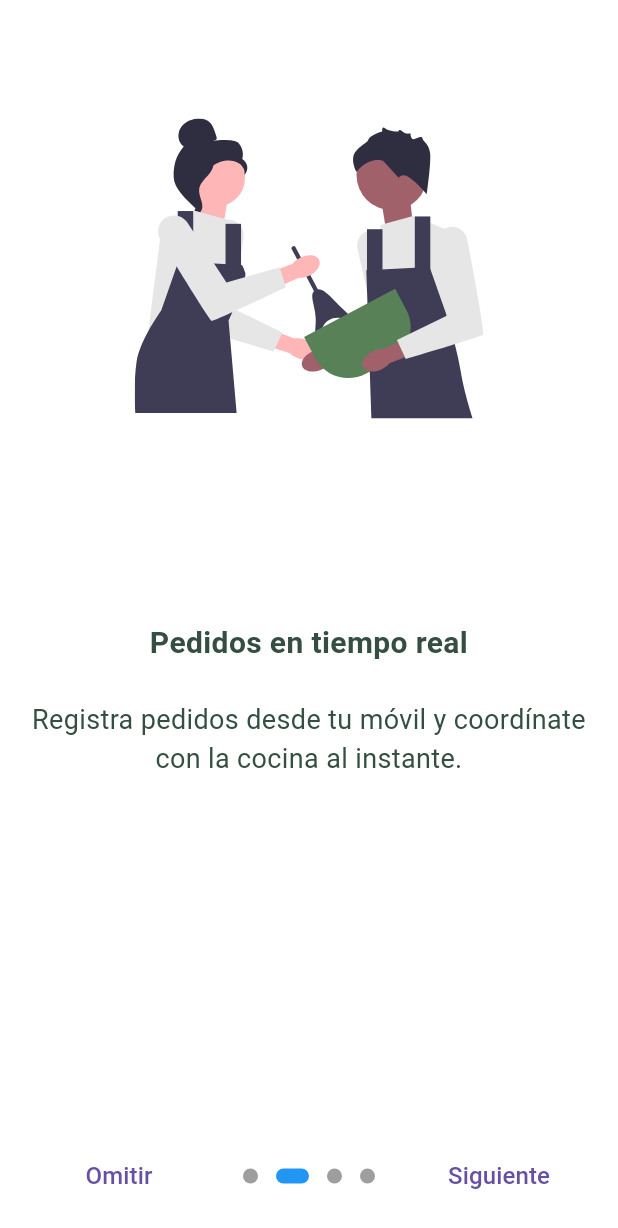
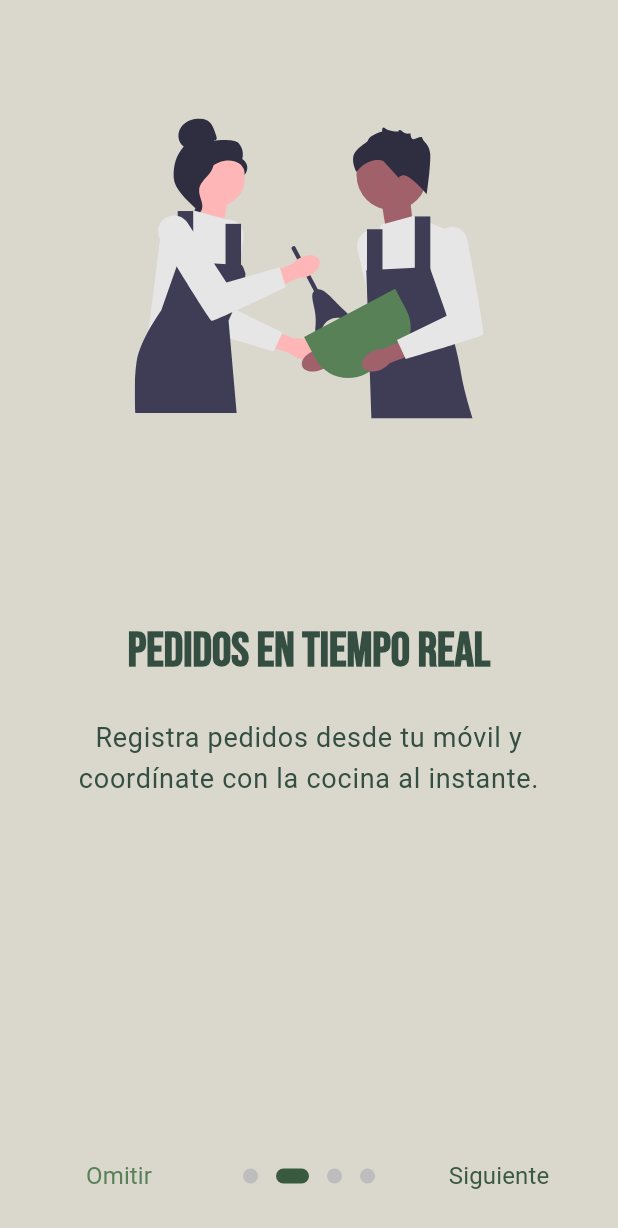
Before and after one commit to AbelMoroEducaMadrid/gastrohub-app, a Flutter app: the screen it shows after launch, swiped to page 2, on a phone screen of 412 x 824 dp. Shown: the top 1228 px of the screen. Run offline on Flutter 3.47's test engine with Material 3 defaults, Android fonts, the phone set to English and light mode, and no system bars; drawn by our look-alikes of introduction_screen; our stand-ins replace flutter_riverpod, flutter_svg.

Commit message:
Consistencia para el tema de la app

```diff
--- a/frontend/lib/main.dart
+++ b/frontend/lib/main.dart
@@ -1,7 +1,7 @@
 import 'package:flutter/material.dart';
 import 'package:flutter_riverpod/flutter_riverpod.dart';
 import 'package:gastrohub_app/src/screens/login_screen.dart';
-import 'package:gastrohub_app/src/core/theme/app_theme.dart';
+import 'package:gastrohub_app/src/core/themes/app_theme.dart';
 import 'package:gastrohub_app/src/screens/onboarding_screen.dart';
 
 void main() {
--- a/frontend/lib/src/core/theme/app_theme.dart
+++ /dev/null
@@ -1,38 +0,0 @@
-import 'package:flutter/material.dart';
-
-class AppTheme {
-  static const Color primaryColor = Color.fromARGB(255, 58, 90, 64);
-  static const Color secondaryColor = Color.fromARGB(255, 88, 129, 87);
-  static const Color backgroundColor = Color.fromARGB(255, 218, 215, 205);
-  static const Color textColor = Color.fromARGB(255, 52, 78, 65);
-
-  static ThemeData get lightTheme {
-    return ThemeData(
-      primaryColor: primaryColor,
-      scaffoldBackgroundColor: backgroundColor,
-      textTheme: const TextTheme(
-        bodyMedium: TextStyle(color: textColor),
-      ),
-      elevatedButtonTheme: ElevatedButtonThemeData(
-        style: ElevatedButton.styleFrom(
-          backgroundColor: primaryColor,
-          foregroundColor: Colors.white,
-          shape: const RoundedRectangleBorder(
-            borderRadius: BorderRadius.zero,
-          ),
-          padding: const EdgeInsets.symmetric(vertical: 16, horizontal: 24),
-        ),
-      ),
-      inputDecorationTheme: InputDecorationTheme(
-        border: const OutlineInputBorder(),
-        enabledBorder: OutlineInputBorder(
-          borderSide: BorderSide(color: secondaryColor, width: 1.5),
-        ),
-        focusedBorder: OutlineInputBorder(
-          borderSide: BorderSide(color: primaryColor, width: 2.0),
-        ),
-        labelStyle: TextStyle(color: secondaryColor),
-      ),
-    );
-  }
-}
--- /dev/null
+++ b/frontend/lib/src/core/themes/app_theme.dart
@@ -0,0 +1,81 @@
+import 'package:flutter/material.dart';
+
+class AppTheme {
+  static const Color primaryColor = Color.fromARGB(255, 58, 90, 64);
+  static const Color secondaryColor = Color.fromARGB(255, 88, 129, 87);
+  static const Color backgroundColor = Color.fromARGB(255, 218, 215, 205);
+  static const Color textColor = Color.fromARGB(255, 52, 78, 65);
+  static const Color errorColor =
+      Color.fromARGB(255, 176, 0, 32); // Rojo oscuro, WCAG-compliant
+  static const Color successColor =
+      Color.fromARGB(255, 46, 125, 50); // Verde oscuro, WCAG-compliant
+
+  static ThemeData get lightTheme {
+    return ThemeData(
+      primaryColor: primaryColor,
+      scaffoldBackgroundColor: backgroundColor,
+      colorScheme: ColorScheme.light(
+        primary: primaryColor,
+        secondary: secondaryColor,
+        error: errorColor,
+        onPrimary: Colors.white,
+        onSecondary: Colors.white,
+        onError: Colors.white,
+      ),
+      textTheme: const TextTheme(
+        headlineLarge: TextStyle(
+          fontSize: 32, // Reducido para responsividad
+          fontWeight: FontWeight.bold,
+          color: textColor,
+          fontFamily: 'BebasNeue',
+        ),
+        bodyLarge: TextStyle(
+          fontSize: 18,
+          color: textColor,
+        ),
+        bodyMedium: TextStyle(
+          fontSize: 16,
+          color: textColor,
+        ),
+        labelLarge: TextStyle(
+          fontSize: 16,
+          fontWeight: FontWeight.bold,
+          color: textColor,
+        ),
+        labelMedium: TextStyle(
+          fontSize: 14,
+          color: textColor,
+        ),
+      ),
+      elevatedButtonTheme: ElevatedButtonThemeData(
+        style: ElevatedButton.styleFrom(
+          backgroundColor: primaryColor,
+          foregroundColor: Colors.white,
+          shape: const RoundedRectangleBorder(
+            borderRadius: BorderRadius.zero,
+          ),
+          padding: const EdgeInsets.symmetric(vertical: 16, horizontal: 24),
+          textStyle: const TextStyle(
+            fontSize: 16,
+            fontWeight: FontWeight.bold,
+          ),
+        ),
+      ),
+      inputDecorationTheme: InputDecorationTheme(
+        border: const OutlineInputBorder(),
+        enabledBorder: OutlineInputBorder(
+          borderSide: BorderSide(color: secondaryColor, width: 1.5),
+        ),
+        focusedBorder: OutlineInputBorder(
+          borderSide: BorderSide(color: primaryColor, width: 2.0),
+        ),
+        labelStyle: TextStyle(color: secondaryColor),
+      ),
+      dividerTheme: DividerThemeData(
+        color: secondaryColor.withOpacity(0.5), // Suave, contraste suficiente
+        thickness: 1,
+        space: 16,
+      ),
+    );
+  }
+}
--- /dev/null
+++ b/frontend/lib/src/core/themes/introduction_screen_theme.dart
@@ -0,0 +1,76 @@
+import 'package:flutter/material.dart';
+import 'package:introduction_screen/introduction_screen.dart';
+import 'package:gastrohub_app/src/core/themes/app_theme.dart';
+
+class IntroductionScreenTheme extends ThemeExtension<IntroductionScreenTheme> {
+  final TextStyle skipStyle;
+  final TextStyle nextStyle;
+  final TextStyle doneStyle;
+  final DotsDecorator dotsDecorator;
+
+  const IntroductionScreenTheme({
+    required this.skipStyle,
+    required this.nextStyle,
+    required this.doneStyle,
+    required this.dotsDecorator,
+  });
+
+  // Estilos por defecto usando AppTheme
+  factory IntroductionScreenTheme.defaultTheme() {
+    return IntroductionScreenTheme(
+      skipStyle: const TextStyle(
+        fontSize: 16,
+        color: AppTheme.secondaryColor,
+        fontWeight: FontWeight.normal,
+      ),
+      nextStyle: const TextStyle(
+        fontSize: 16,
+        color: AppTheme.primaryColor,
+        fontWeight: FontWeight.normal,
+      ),
+      doneStyle: const TextStyle(
+        fontSize: 16,
+        color: AppTheme.primaryColor,
+        fontWeight: FontWeight.bold,
+      ),
+      dotsDecorator: DotsDecorator(
+        size: const Size(10.0, 10.0),
+        color: Colors.grey.shade400,
+        activeColor: AppTheme.primaryColor,
+        activeSize: const Size(22.0, 10.0),
+        activeShape: const RoundedRectangleBorder(
+          borderRadius: BorderRadius.all(Radius.circular(25.0)),
+        ),
+      ),
+    );
+  }
+
+  @override
+  ThemeExtension<IntroductionScreenTheme> copyWith({
+    TextStyle? skipStyle,
+    TextStyle? nextStyle,
+    TextStyle? doneStyle,
+    DotsDecorator? dotsDecorator,
+  }) {
+    return IntroductionScreenTheme(
+      skipStyle: skipStyle ?? this.skipStyle,
+      nextStyle: nextStyle ?? this.nextStyle,
+      doneStyle: doneStyle ?? this.doneStyle,
+      dotsDecorator: dotsDecorator ?? this.dotsDecorator,
+    );
+  }
+
+  @override
+  ThemeExtension<IntroductionScreenTheme> lerp(
+      ThemeExtension<IntroductionScreenTheme>? other, double t) {
+    if (other is! IntroductionScreenTheme) {
+      return this;
+    }
+    return IntroductionScreenTheme(
+      skipStyle: TextStyle.lerp(skipStyle, other.skipStyle, t)!,
+      nextStyle: TextStyle.lerp(nextStyle, other.nextStyle, t)!,
+      doneStyle: TextStyle.lerp(doneStyle, other.doneStyle, t)!,
+      dotsDecorator: dotsDecorator,
+    );
+  }
+}
--- a/frontend/lib/src/screens/login_screen.dart
+++ b/frontend/lib/src/screens/login_screen.dart
@@ -3,7 +3,7 @@ import 'package:flutter_riverpod/flutter_riverpod.dart';
 import 'package:gastrohub_app/src/auth/providers/auth_provider.dart';
 import 'package:gastrohub_app/src/core/widgets/custom_button.dart';
 import 'package:gastrohub_app/src/core/widgets/custom_text_field.dart';
-import 'package:gastrohub_app/src/core/theme/app_theme.dart';
+import 'package:gastrohub_app/src/core/themes/app_theme.dart';
 
 class LoginScreen extends ConsumerWidget {
   final TextEditingController emailController = TextEditingController();
@@ -14,8 +14,10 @@ class LoginScreen extends ConsumerWidget {
   @override
   Widget build(BuildContext context, WidgetRef ref) {
     final authState = ref.watch(authProvider);
+    final theme = Theme.of(context);
 
     return Scaffold(
+      backgroundColor: AppTheme.backgroundColor, // Usar color de fondo del tema
       body: SafeArea(
         child: Center(
           child: SingleChildScrollView(
@@ -33,16 +35,14 @@ class LoginScreen extends ConsumerWidget {
                       Image.asset(
                         'assets/images/logo.png',
                         height: 150,
+                        semanticLabel: 'Logo de Gastro & Hub',
                       ),
                       const SizedBox(height: 16),
                       FittedBox(
                         fit: BoxFit.scaleDown,
                         child: Text(
                           'GASTRO & HUB',
-                          style: TextStyle(
-                            fontFamily: 'BebasNeue',
-                            fontSize: 200,
-                            fontWeight: FontWeight.bold,
+                          style: theme.textTheme.headlineLarge?.copyWith(
                             color: AppTheme.primaryColor,
                           ),
                           textAlign: TextAlign.center,
@@ -63,16 +63,18 @@ class LoginScreen extends ConsumerWidget {
                       Row(
                         mainAxisAlignment: MainAxisAlignment.end,
                         children: [
-                          const Text('¿Has olvidado tu contraseña? '),
+                          Text(
+                            '¿Has olvidado tu contraseña? ',
+                            style: theme.textTheme.labelMedium,
+                          ),
                           GestureDetector(
                             onTap: () {
                               // TODO: Add password recovery logic
                             },
-                            child: const Text(
+                            child: Text(
                               'Recuperar',
-                              style: TextStyle(
+                              style: theme.textTheme.labelLarge?.copyWith(
                                 color: AppTheme.primaryColor,
-                                fontWeight: FontWeight.bold,
                               ),
                             ),
                           ),
@@ -91,12 +93,16 @@ class LoginScreen extends ConsumerWidget {
                       const SizedBox(height: 32),
                       Row(
                         children: [
-                          Expanded(child: Divider(color: Colors.grey[400])),
-                          const Padding(
-                            padding: EdgeInsets.symmetric(horizontal: 8.0),
-                            child: Text('o si lo prefieres'),
+                          const Expanded(child: Divider()),
+                          Padding(
+                            padding:
+                                const EdgeInsets.symmetric(horizontal: 8.0),
+                            child: Text(
+                              'o si lo prefieres',
+                              style: theme.textTheme.labelMedium,
+                            ),
                           ),
-                          Expanded(child: Divider(color: Colors.grey[400])),
+                          const Expanded(child: Divider()),
                         ],
                       ),
                       const SizedBox(height: 16),
@@ -105,7 +111,7 @@ class LoginScreen extends ConsumerWidget {
                         iconAssetPath: 'assets/images/google_logo.svg',
                         isSvg: true,
                         backgroundColor: Colors.white,
-                        foregroundColor: const Color.fromARGB(255, 56, 56, 56),
+                        foregroundColor: Colors.grey[600],
                         onPressed: () {
                           // TODO: Add Google sign-in logic
                         },
@@ -114,16 +120,18 @@ class LoginScreen extends ConsumerWidget {
                       Row(
                         mainAxisAlignment: MainAxisAlignment.center,
                         children: [
-                          const Text('¿No tienes cuenta? '),
+                          Text(
+                            '¿No tienes cuenta? ',
+                            style: theme.textTheme.labelMedium,
+                          ),
                           GestureDetector(
                             onTap: () {
                               // TODO: Navigate to registration screen
                             },
-                            child: const Text(
+                            child: Text(
                               'Regístrate gratis',
-                              style: TextStyle(
+                              style: theme.textTheme.labelLarge?.copyWith(
                                 color: AppTheme.primaryColor,
-                                fontWeight: FontWeight.bold,
                               ),
                             ),
                           ),
@@ -136,7 +144,9 @@ class LoginScreen extends ConsumerWidget {
                           padding: const EdgeInsets.only(top: 16.0),
                           child: Text(
                             authState.error!,
-                            style: const TextStyle(color: Colors.red),
+                            style: theme.textTheme.bodyMedium?.copyWith(
+                              color: theme.colorScheme.error,
+                            ),
                             textAlign: TextAlign.center,
                           ),
                         ),
@@ -145,7 +155,9 @@ class LoginScreen extends ConsumerWidget {
                           padding: const EdgeInsets.only(top: 16.0),
                           child: Text(
                             'Bienvenido, ${authState.user!.name}',
-                            style: const TextStyle(color: Colors.green),
+                            style: theme.textTheme.bodyMedium?.copyWith(
+                              color: AppTheme.successColor,
+                            ),
                             textAlign: TextAlign.center,
                           ),
                         ),
--- a/frontend/lib/src/screens/onboarding_screen.dart
+++ b/frontend/lib/src/screens/onboarding_screen.dart
@@ -1,6 +1,8 @@
 import 'package:flutter/material.dart';
 import 'package:introduction_screen/introduction_screen.dart';
 import 'package:flutter_svg/flutter_svg.dart';
+import 'package:gastrohub_app/src/core/themes/app_theme.dart';
+import 'package:gastrohub_app/src/core/themes/introduction_screen_theme.dart';
 
 // Pantalla de onboarding usando introduction_screen
 class OnboardingScreen extends StatelessWidget {
@@ -13,11 +15,29 @@ class OnboardingScreen extends StatelessWidget {
 
   @override
   Widget build(BuildContext context) {
+    // Combinar el tema principal con la extensión para IntroductionScreen
+    final theme = Theme.of(context).copyWith(
+      extensions: [
+        IntroductionScreenTheme.defaultTheme(),
+      ],
+    );
+    // Obtener el tema de IntroductionScreen, con fallback a defaultTheme
+    final introTheme = theme.extension<IntroductionScreenTheme>() ??
+        IntroductionScreenTheme.defaultTheme();
+
     // Lista de páginas del onboarding
     final List<PageViewModel> pages = [
       PageViewModel(
-        title: "Bienvenido a Gastro & Hub",
-        body: "Gestiona tu restaurante con rapidez, simplicidad y bajo coste.",
+        titleWidget: Text(
+          "Bienvenido a Gastro & Hub",
+          style: theme.textTheme.headlineLarge,
+          textAlign: TextAlign.center,
+        ),
+        bodyWidget: Text(
+          "Gestiona tu restaurante con rapidez, simplicidad y bajo coste.",
+          style: theme.textTheme.bodyLarge,
+          textAlign: TextAlign.center,
+        ),
         image: Center(
           child: Image.asset(
             'assets/images/logo.png',
@@ -27,9 +47,16 @@ class OnboardingScreen extends StatelessWidget {
         ),
       ),
       PageViewModel(
-        title: "Pedidos en tiempo real",
-        body:
-            "Registra pedidos desde tu móvil y coordínate con la cocina al instante.",
+        titleWidget: Text(
+          "Pedidos en tiempo real",
+          style: theme.textTheme.headlineLarge,
+          textAlign: TextAlign.center,
+        ),
+        bodyWidget: Text(
+          "Registra pedidos desde tu móvil y coordínate con la cocina al instante.",
+          style: theme.textTheme.bodyLarge,
+          textAlign: TextAlign.center,
+        ),
         image: Center(
           child: SvgPicture.asset(
             'assets/images/orders.svg',
@@ -39,8 +66,16 @@ class OnboardingScreen extends StatelessWidget {
         ),
       ),
       PageViewModel(
-        title: "Controla tu inventario",
-        body: "Monitorea existencias y recibe alertas para evitar faltantes.",
+        titleWidget: Text(
+          "Controla tu inventario",
+          style: theme.textTheme.headlineLarge,
+          textAlign: TextAlign.center,
+        ),
+        bodyWidget: Text(
+          "Monitorea existencias y recibe alertas para evitar faltantes.",
+          style: theme.textTheme.bodyLarge,
+          textAlign: TextAlign.center,
+        ),
         image: Center(
           child: SvgPicture.asset(
             'assets/images/inventory.svg',
@@ -50,8 +85,16 @@ class OnboardingScreen extends StatelessWidget {
         ),
       ),
       PageViewModel(
-        title: "Pagos y cierres fáciles",
-        body: "Procesa pagos digitales y simplifica el cierre diario de caja.",
+        titleWidget: Text(
+          "Pagos y cierres fáciles",
+          style: theme.textTheme.headlineLarge,
+          textAlign: TextAlign.center,
+        ),
+        bodyWidget: Text(
+          "Procesa pagos digitales y simplifica el cierre diario de caja.",
+          style: theme.textTheme.bodyLarge,
+          textAlign: TextAlign.center,
+        ),
         image: Center(
           child: SvgPicture.asset(
             'assets/images/payments.svg',
@@ -62,27 +105,26 @@ class OnboardingScreen extends StatelessWidget {
       ),
     ];
 
-    return IntroductionScreen(
-      pages: pages,
-      onDone: () => _goToLogin(context),
-      onSkip: () => _goToLogin(context),
-      showSkipButton: true,
-      skip: const Text("Omitir", style: TextStyle(fontSize: 16)),
-      next: const Text("Siguiente", style: TextStyle(fontSize: 16)),
-      done: const Text("Comenzar",
-          style: TextStyle(fontSize: 16, fontWeight: FontWeight.bold)),
-      dotsDecorator: const DotsDecorator(
-        size: Size(10.0, 10.0),
-        color: Colors.grey,
-        activeColor: Colors.blue,
-        activeSize: Size(22.0, 10.0),
-        activeShape: RoundedRectangleBorder(
-          borderRadius: BorderRadius.all(Radius.circular(25.0)),
+    return Theme(
+      data: theme,
+      child: Scaffold(
+        backgroundColor: AppTheme.backgroundColor,
+        body: IntroductionScreen(
+          pages: pages,
+          onDone: () => _goToLogin(context),
+          onSkip: () => _goToLogin(context),
+          showSkipButton: true,
+          skip: Text("Omitir", style: introTheme.skipStyle),
+          next: Text("Siguiente", style: introTheme.nextStyle),
+          done: Text("Comenzar", style: introTheme.doneStyle),
+          dotsDecorator: introTheme.dotsDecorator,
+          globalBackgroundColor: AppTheme.backgroundColor,
+          isProgress: true,
+          freeze: false,
+          bodyPadding: const EdgeInsets.symmetric(horizontal: 16.0),
+          animationDuration: 300,
         ),
       ),
-      globalBackgroundColor: Colors.white,
-      isProgress: true,
-      freeze: false,
     );
   }
 }
```
